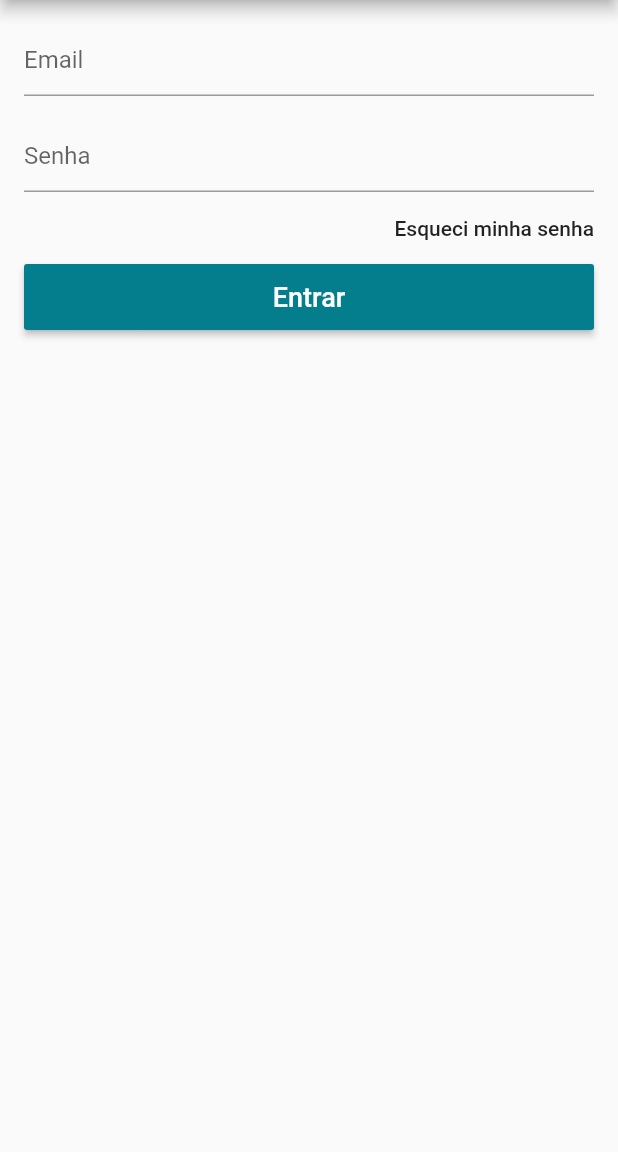
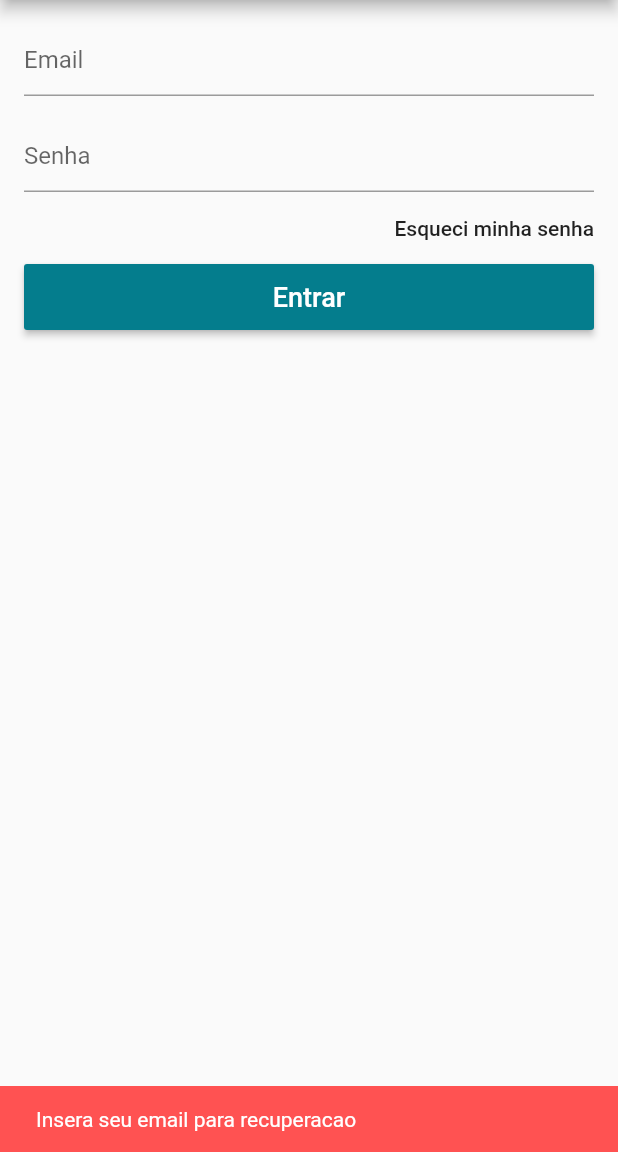
Before and after one commit to DanielDonato/loja-virtual-flutter, a Flutter app: the LoginScreen screen opened directly, after a tap on "Esqueci minha senha", on a phone screen of 412 x 824 dp, the part 84-1236 px from its top. Run offline on Flutter 3.47's test engine with Material 2 defaults, Android fonts, the phone set to English and light mode, and no system bars; our stand-ins replace carousel_pro, cloud_firestore, firebase_auth, transparent_image; accounts and stored records are empty.

Commit message:
Esqueci minha senha

```diff
--- a/lib/models/user_model.dart
+++ b/lib/models/user_model.dart
@@ -55,8 +55,8 @@ class UserModel extends Model {
     notifyListeners();
   }
 
-  void recoverPass() {
-
+  void recoverPass(String email) {
+    _auth.sendPasswordResetEmail(email: email);
   }
 
   Future<Null> _saveUserData(Map<String, dynamic> userData) async {
--- a/lib/screens/login_screen.dart
+++ b/lib/screens/login_screen.dart
@@ -81,7 +81,24 @@ class _LoginScreenState extends State<LoginScreen> {
                     alignment: Alignment.centerRight,
                     child: FlatButton(
                       padding: EdgeInsets.zero,
-                      onPressed: (){},
+                      onPressed: (){
+                        if(_emailController.text.isEmpty) {
+                          _scaffoldKey.currentState.showSnackBar(
+                              SnackBar(content: Text("Insera seu email para recuperacao"),
+                                backgroundColor: Colors.redAccent,
+                                duration: Duration(seconds: 2),
+                              )
+                          );
+                        }else {
+                          model.recoverPass(_emailController.text);
+                          _scaffoldKey.currentState.showSnackBar(
+                              SnackBar(content: Text("Confira seu email"),
+                                backgroundColor: Theme.of(context).primaryColor,
+                                duration: Duration(seconds: 2),
+                              )
+                          );
+                        }
+                      },
                       child: Text(
                         "Esqueci minha senha",
                         textAlign: TextAlign.right,
```
